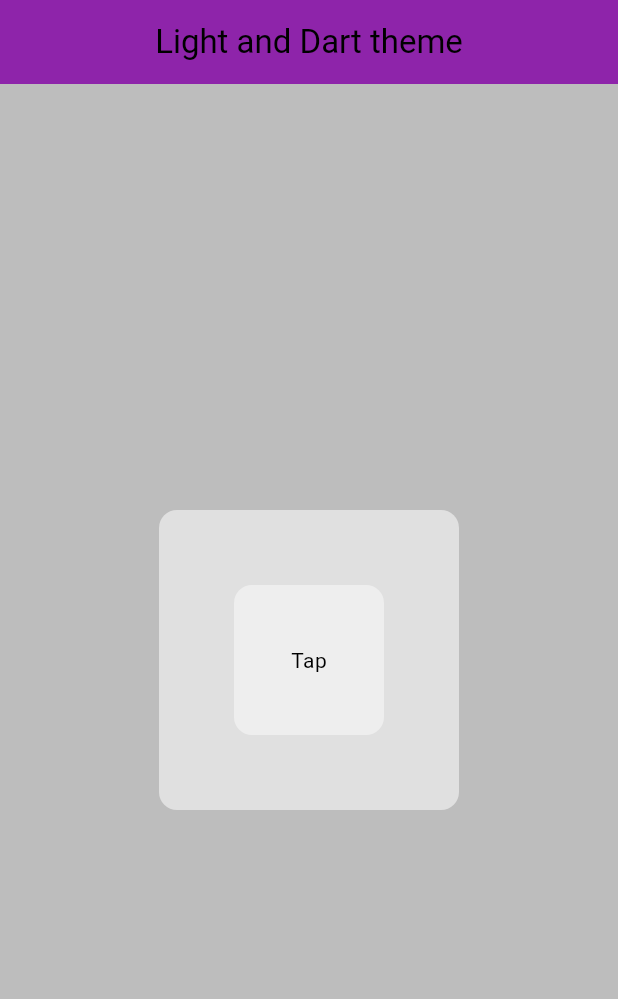
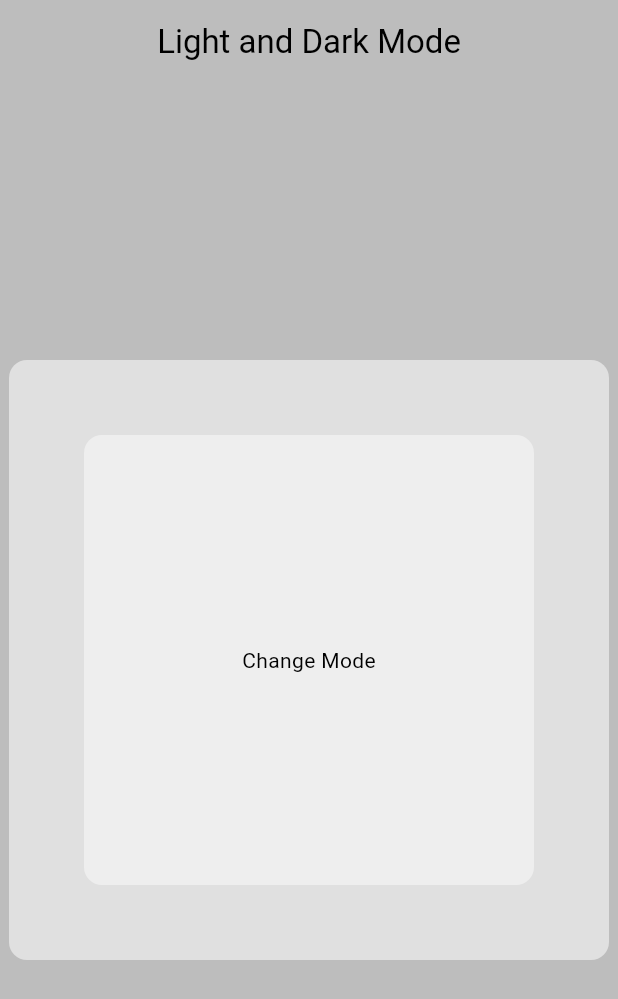
Before and after one commit to Majok-Bol/theme_mode, a Flutter app: the screen it shows after launch, on a phone screen of 412 x 824 dp. Shown: the top 999 px of the screen. Run offline on Flutter 3.47's test engine with Material 3 defaults, Android fonts, the phone set to English and light mode, and no system bars.

Commit message:
added dark mode and light mode functionality

```diff
--- a/lib/components/box.dart
+++ b/lib/components/box.dart
@@ -10,8 +10,8 @@ class MyBox extends StatelessWidget{
         color: color,
         borderRadius: BorderRadius.circular(12),
       ),
-      width: 200,
-      height: 200,
+      width: 400,
+      height: 400,
       padding: EdgeInsets.all(50),
       child: child,
 
--- a/lib/components/button.dart
+++ b/lib/components/button.dart
@@ -15,7 +15,7 @@ class MyButton extends StatelessWidget{
 
 
         ),
-        child:Center(child: Text('Tap'),),
+        child:Center(child: Text('Change Mode'),),
 
       ),
     );
--- a/lib/main.dart
+++ b/lib/main.dart
@@ -1,8 +1,10 @@
 import 'package:flutter/material.dart';
+import 'package:provider/provider.dart';
 import 'package:theme_mode/pages/home_page.dart';
 import 'package:theme_mode/themes/theme.dart';
+import 'package:theme_mode/themes/theme_provider.dart';
 void main(){
-  runApp(MyApp());
+  runApp(ChangeNotifierProvider(create: (context)=>ThemeProvider(),child: MyApp(),));
 }
 class MyApp extends StatelessWidget{
   @override
@@ -10,8 +12,8 @@ class MyApp extends StatelessWidget{
     return MaterialApp(
       debugShowCheckedModeBanner: false,
       home: HomePage(),
-      theme: lightMode,
-      darkTheme: darkMode,
+      theme:Provider.of<ThemeProvider>(context).themeData,
+
     );
   }
 }
--- a/lib/pages/home_page.dart
+++ b/lib/pages/home_page.dart
@@ -3,14 +3,17 @@
 import 'package:flutter/material.dart';
 import 'package:theme_mode/components/box.dart';
 import 'package:theme_mode/components/button.dart';
+import 'package:provider/provider.dart';
+import 'package:theme_mode/themes/theme_provider.dart';
 class HomePage extends StatelessWidget{
   @override
   Widget build(BuildContext context){
     return Scaffold(
       backgroundColor:Theme.of(context).colorScheme.surface,
-      appBar:AppBar(title: Text('Light and Dart theme'),centerTitle: true,backgroundColor: Colors.purple.shade600,),
+      appBar:AppBar(title: Text('Light and Dark Mode'),centerTitle: true,),
       body: Center(
         child: MyBox(color:Theme.of(context).colorScheme.primary,child:MyButton(color:Theme.of(context).colorScheme.secondary, onTap:() {
+          Provider.of<ThemeProvider>(context,listen: false).toggleTheme();
 
         },)),
       ),
```
Also changed, not shown: lib/themes/theme_provider.dart (+16 -0 lines).
